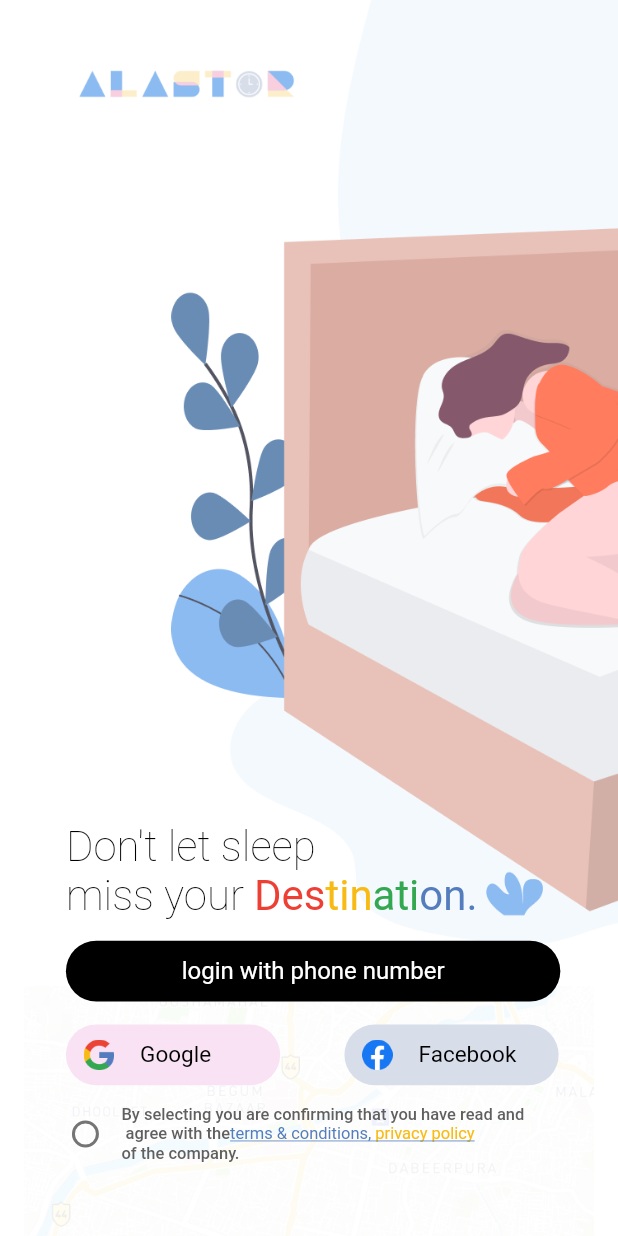
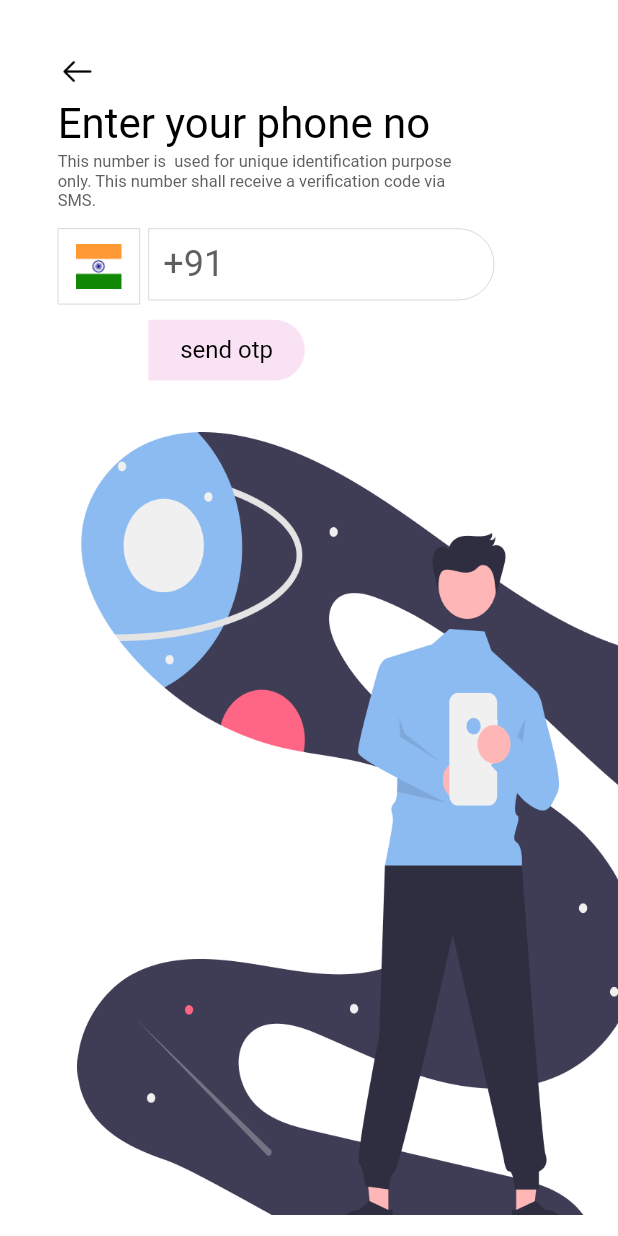
Before and after one commit to PavaneeshwarReddy/Alastor, a Flutter app: the screen it shows after launch, after a tap on "login with phone number", on a phone screen of 412 x 824 dp. Run offline on Flutter 3.47's test engine with Material 2 defaults, Android fonts, the phone set to English and light mode, and no system bars; our stand-ins replace flutter_screenutil, google_fonts, shared_preferences; missing offline and left inert: fl_country_code_picker.

Commit message:
after adding phone no

```diff
--- /dev/null
+++ b/lib/Components/enterPhoneno.dart
@@ -0,0 +1,132 @@
+import 'package:alastor/Themes/colors.dart';
+import 'package:alastor/Themes/styles.dart';
+import 'package:alastor/Themes/themes.dart';
+import 'package:fl_country_code_picker/fl_country_code_picker.dart';
+import 'package:flutter/material.dart';
+import 'package:flutter_screenutil/flutter_screenutil.dart';
+import 'package:google_fonts/google_fonts.dart';
+
+class EnterPhoneno extends StatefulWidget {
+  const EnterPhoneno({Key? key}) : super(key: key);
+
+  @override
+  State<EnterPhoneno> createState() => _EnterPhonenoState();
+}
+
+class _EnterPhonenoState extends State<EnterPhoneno> {
+  final countryPicker = const FlCountryCodePicker();
+  TextEditingController _phoneNo = TextEditingController();
+  String phoneNo = "";
+  CountryCode? countryCode;
+  String dialcode = "+91";
+  @override
+  Widget build(BuildContext context) {
+    return SafeArea(
+      child: Scaffold(
+        resizeToAvoidBottomInset: false,
+        body: Stack(
+          children: [
+            Container(
+              margin: EdgeInsets.only(top: 35.h, left: 35.w),
+              child: InkWell(
+                onTap: () {
+                  Navigator.pushNamed(context, '/');
+                },
+                child: Image.asset(
+                  'images/backButton.png',
+                  width: 24.w,
+                  height: 24.h,
+                ),
+              ),
+            ),
+            Container(
+              margin: EdgeInsets.only(top: 65.h, left: 35.w),
+              child: Text(
+                "Enter your phone no",
+                style: AlastorTheme.LightTheme().textTheme.headline1,
+              ),
+            ),
+            Container(
+
+              margin: EdgeInsets.only(top: 100.h, left: 35.w),
+              width: 246.w,
+              child: Text(
+                'This number is  used for unique identification purpose only. This number shall receive a verification code via SMS.',
+                style: AlastorTheme.LightTheme().textTheme.bodyText1,
+              ),
+            ),
+            Container(
+
+              margin: EdgeInsets.only(top: 270.h, left: 47.w),
+              child: Image.asset(
+                'images/phonenoBackground.png',
+                width: 625.w,
+                height: 616.h,
+              ),
+            ),
+            GestureDetector(
+              onTap: () async {
+                final code = await countryPicker.showPicker(context: context);
+                setState(() {
+                  countryCode = code;
+                  dialcode = countryCode!.dialCode;
+                });
+              },
+              child: Container(
+                width: 50.w,
+                height: 50.h,
+                padding: EdgeInsets.all(10),
+                margin: EdgeInsets.only(top: 150.h, left: 35.w),
+                decoration: BoxDecoration(
+                  border:
+                      Border.all(color: AlastorColors.grey2, width: 0.5),
+
+                ),
+                child: dialcode == "+91"
+                    ? Image.asset(
+                        'images/india.png',
+                      )
+                    : countryCode!.flagImage,
+              ),
+            ),
+            Container(
+             width: 210.w,
+              height: 50.h,
+
+              margin: EdgeInsets.only(top: 150.h, left: 90.w),
+              child:  TextFormField(
+
+                    cursorColor: AlastorColors.grey1,
+                    keyboardType: TextInputType.number,
+                    //add cursor height after
+                    cursorWidth: 0.5,
+                    decoration: InputDecoration(
+
+                      hintText:dialcode,
+                      contentPadding: EdgeInsets.all(10),
+                      hintStyle: AlastorTheme.LightTheme().textTheme.headline3,
+                      border:AlastorStyles.getOutlineInputBorder1(context),
+                      focusedBorder:AlastorStyles.getOutlineInputBorder1(context),
+                      enabledBorder:AlastorStyles.getOutlineInputBorder1(context),
+
+
+                    ),
+              ),
+            ),
+            Container(
+              width: 95.w,
+              height:40.h,
+
+              margin: EdgeInsets.only(left: 90.w,top:210.h ),
+              decoration:const  BoxDecoration(
+                  color: AlastorColors.pink,
+                borderRadius: BorderRadius.only(bottomRight: Radius.circular(50),topRight: Radius.circular(50))
+              ),
+              child:Center(child:  Text("send otp",style: GoogleFonts.inriaSans(fontSize: 16,color: Colors.black),),)
+            )
+          ],
+        ),
+      ),
+    );
+  }
+}
--- a/lib/Components/welcome.dart
+++ b/lib/Components/welcome.dart
@@ -1,4 +1,6 @@
+import 'package:alastor/Components/enterPhoneno.dart';
 import 'package:alastor/Themes/colors.dart';
+import 'package:alastor/Themes/themes.dart';
 import 'package:flutter/material.dart';
 import 'package:flutter_screenutil/flutter_screenutil.dart';
 import 'package:google_fonts/google_fonts.dart';
@@ -19,20 +21,12 @@ class _WelcomeScreenState extends State<WelcomeScreen> {
             body: Container(
       child: Stack(
         children: [
-          Container(
-            child: Image.asset(
-              'images/mapsLight.png',
-              width: 375.w,
-              height: 222.h,
-            ),
-            margin: EdgeInsets.only(top: 648.h),
-          ),
 
           //brand logo
           Container(
             margin: EdgeInsets.only(left: 40.w, top: 30.h),
             child: Image.asset(
-              'images/whitebrand.png',
+              Theme.of(context).scaffoldBackgroundColor==Colors.white?'images/whitebrand.png':'images/darkbrand.png',
               width: 147.w,
               height: 50.h,
             ),
@@ -46,9 +40,9 @@ class _WelcomeScreenState extends State<WelcomeScreen> {
 
           //header text of home page
           Container(
-            width: 294.w,
+            width: 284.w,
             height: 71.h,
-            margin: EdgeInsets.only(left: 40.w, top: 540.h),
+            margin: EdgeInsets.only(left: 40.w, top: 530.h),
             child: Column(
               crossAxisAlignment: CrossAxisAlignment.start,
               children: [
@@ -87,12 +81,14 @@ class _WelcomeScreenState extends State<WelcomeScreen> {
           Container(
             width: 300.w,
             height: 40.h,
-            margin: EdgeInsets.only(top: 618.h, left: 40.w),
+            margin: EdgeInsets.only(top: 598.h, left: 40.w),
             decoration: BoxDecoration(
                 color: Theme.of(context).primaryColor,
                 borderRadius: BorderRadius.circular(50)),
             child: InkWell(
-                onTap: () {},
+                onTap: () {
+                 Navigator.pushNamed(context,'/phoneno');
+                },
                 child: Center(
                   child: Text(
                     "login with phone number",
@@ -105,7 +101,7 @@ class _WelcomeScreenState extends State<WelcomeScreen> {
             width: 130.w,
             height: 40.h,
             padding: EdgeInsets.symmetric(vertical: 10.h, horizontal: 10.w),
-            margin: EdgeInsets.only(left: 40.w, top: 673.h),
+            margin: EdgeInsets.only(left: 40.w, top: 653.h),
             decoration: BoxDecoration(
                 color: AlastorColors.pink,
                 borderRadius: BorderRadius.circular(50)),
@@ -130,7 +126,7 @@ class _WelcomeScreenState extends State<WelcomeScreen> {
             width: 130.w,
             height: 40.h,
             padding: EdgeInsets.symmetric(vertical: 10.h, horizontal: 10.w),
-            margin: EdgeInsets.only(left: 209.w, top: 673.h),
+            margin: EdgeInsets.only(left: 209.w, top: 653.h),
             decoration: BoxDecoration(
                 color: AlastorColors.ashBlue,
                 borderRadius: BorderRadius.circular(50)),
@@ -154,11 +150,12 @@ class _WelcomeScreenState extends State<WelcomeScreen> {
           Container(
             width: 295.w,
             height: 40.h,
-            margin: EdgeInsets.only(left: 30.w, top: 725.h),
+            margin: EdgeInsets.only(left: 40.w, top: 705.h),
             child: Row(
               children: [
                 Checkbox(
                   shape: CircleBorder(),
+                  side: BorderSide(color: Theme.of(context).scaffoldBackgroundColor==Colors.white?AlastorColors.checkBoxWhite:AlastorColors.checkBoxDark),
                   value: isChecked,
                   onChanged: (newBool) {
                     setState(() {
@@ -173,7 +170,7 @@ class _WelcomeScreenState extends State<WelcomeScreen> {
                           "By selecting you are confirming that you have read and\n agree with the",
                       style: Theme.of(context).textTheme.bodyText1),
                   TextSpan(
-                      text: "terms & conditions,",
+                      text: " terms & conditions,",
                       style: GoogleFonts.inriaSans(
                           fontSize: 11,
                           color: AlastorColors.blue1,
--- a/lib/Documentation/PackagesUsed.txt
+++ b/lib/Documentation/PackagesUsed.txt
@@ -4,3 +4,6 @@ screenUtil:
 
 <uses-permission android:name="android.permission.INTERNET"/>
 use this if you use dynamic fonts:google_fonts
+
+
+sharedPreferences: used for storing darkMode and LigthMode
--- a/lib/Themes/colors.dart
+++ b/lib/Themes/colors.dart
@@ -6,9 +6,11 @@ class AlastorColors
    static const  pink=Color.fromRGBO(249, 226, 243, 1);
    static const  ashBlue=Color.fromRGBO(215, 221, 233, 1);
    static const grey1=Color.fromRGBO(95, 95, 95, 1);
+   static const grey2=Color.fromRGBO(0, 0, 0, 0.2);
    static const green1=Color.fromRGBO(52, 167, 81, 1);
    static const red1=Color.fromRGBO(238, 63, 53, 1);
    static const yellow1=Color.fromRGBO(248, 187, 21, 1);
    static const blue1=Color.fromRGBO(84, 125, 190, 1);
-
+   static const checkBoxWhite = Color.fromRGBO(0, 0, 0,0.5);
+   static const checkBoxDark = Color.fromRGBO(255, 255, 255,0.5);
 }
--- /dev/null
+++ b/lib/Themes/styles.dart
@@ -0,0 +1,12 @@
+import 'package:flutter/material.dart';
+
+import 'colors.dart';
+
+
+class AlastorStyles
+{
+     static OutlineInputBorder getOutlineInputBorder1(BuildContext context)
+     {
+       return const  OutlineInputBorder(borderSide: BorderSide(width: 0.5,color: AlastorColors.grey2),borderRadius: BorderRadius.only(bottomRight:Radius.circular(50),topRight: Radius.circular(50) ));
+     }
+}
--- a/lib/Themes/themes.dart
+++ b/lib/Themes/themes.dart
@@ -4,8 +4,11 @@ import 'package:google_fonts/google_fonts.dart';
 
 class AlastorTheme
 {
+
+
     static ThemeData LightTheme()
     {
+
       return ThemeData(
           scaffoldBackgroundColor: Colors.white,
           primaryColor: Colors.black,
@@ -13,12 +16,16 @@ class AlastorTheme
           textTheme: TextTheme(
             headline1: GoogleFonts.inriaSans(fontSize: 28,color: Colors.black),
             headline2: GoogleFonts.inriaSans(fontSize: 16,color: Colors.white),
+            headline3: GoogleFonts.inriaSans(fontSize: 24,color: AlastorColors.grey1),
             bodyText1: GoogleFonts.inriaSans(fontSize: 11,color: AlastorColors.grey1)
           )
       );
     }
-    static ThemeData DarkTheme()
+    static ThemeData  DarkTheme()
     {
+
+
+
       return ThemeData(
           scaffoldBackgroundColor: Colors.black,
           primaryColor: Colors.white,
--- a/lib/main.dart
+++ b/lib/main.dart
@@ -1,10 +1,16 @@
+import 'package:alastor/Components/enterPhoneno.dart';
 import 'package:alastor/Themes/themes.dart';
 import 'package:flutter/material.dart';
 import 'package:flutter_screenutil/flutter_screenutil.dart';
+import 'package:shared_preferences/shared_preferences.dart';
 
 import 'Components/welcome.dart';
 
-void main() {
+
+
+void main() async {
+  WidgetsFlutterBinding.ensureInitialized();
+
   runApp(const MyApp());
 }
 
@@ -25,10 +31,12 @@ class _MyAppState extends State<MyApp> {
               debugShowCheckedModeBanner: false,
               theme: AlastorTheme.LightTheme(),
               darkTheme: AlastorTheme.DarkTheme(),
-              home: const SafeArea(
-                  child: Scaffold(
-                body: WelcomeScreen(),
-              )));
+              themeMode: ThemeMode.system,
+              initialRoute: '/',
+          routes: {
+                '/':(context)=>WelcomeScreen(),
+                '/phoneno':(context)=>EnterPhoneno(),
+          },);
         });
   }
 }
--- a/pubspec.yaml
+++ b/pubspec.yaml
@@ -38,6 +38,8 @@ dependencies:
   cupertino_icons: ^1.0.2
   flutter_screenutil: ^5.6.0
   google_fonts: ^3.0.1
+  shared_preferences: ^2.0.15
+  fl_country_code_picker: ^0.0.4
 
 dev_dependencies:
   flutter_test:
```
Also changed, not shown: images/backButton.png (added), images/darkbrand.png (added), images/india.png (added), images/mapsDark.png (added), images/phonenoBackground.png (added), pubspec.lock, 1 other file.
